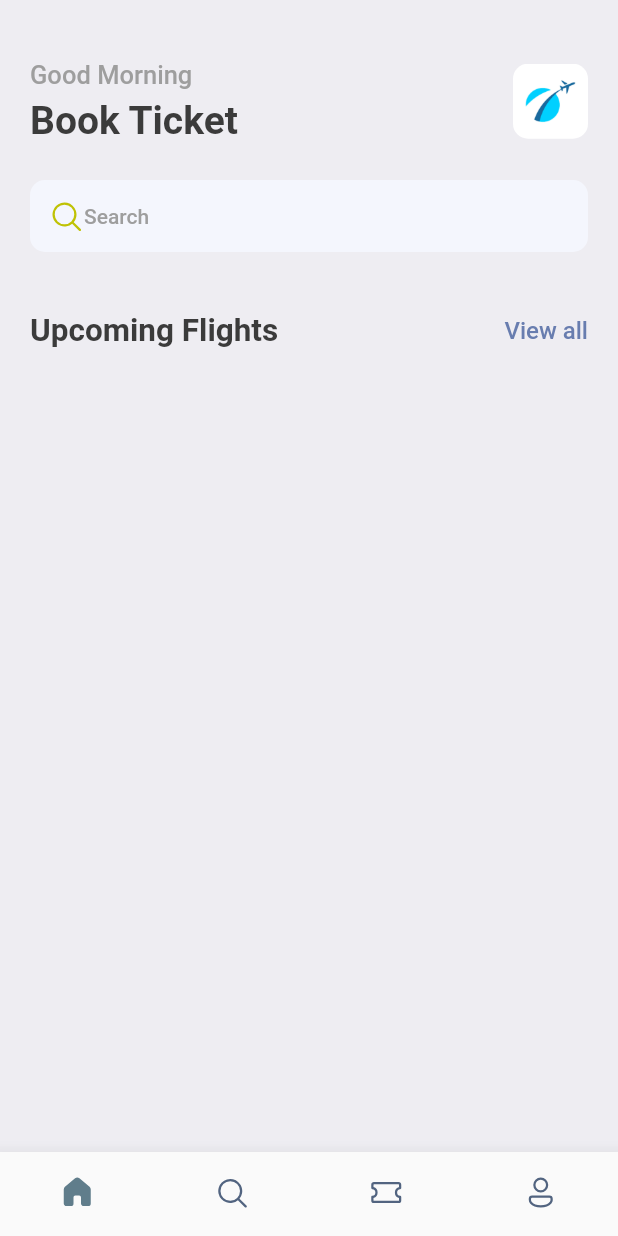
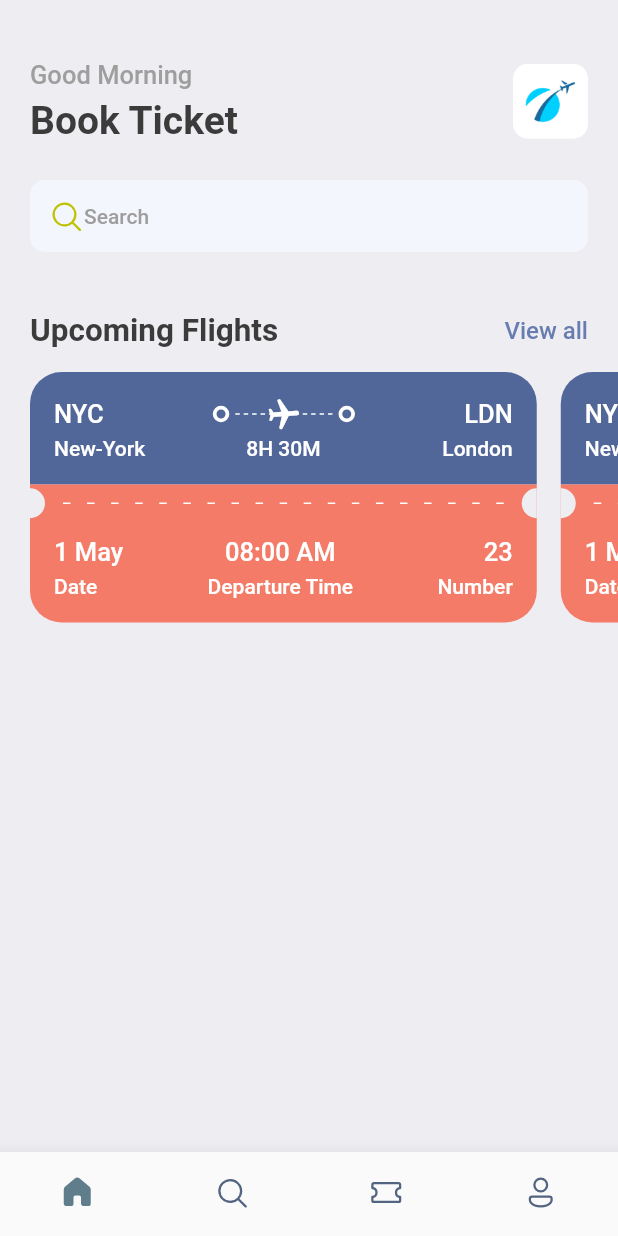
Before and after one commit to nerdychamp/fltr-ticket-booking-app, a Flutter app: the screen it shows after launch, on a phone screen of 412 x 824 dp. Run offline on Flutter 3.47's test engine with Material 2 defaults, Android fonts, the phone set to English and light mode, and no system bars; our stand-ins replace fluentui_icons, gap.

Commit message:
feat: home-screen part-2/3 (ticket section)

```diff
--- a/lib/screens/home_screen.dart
+++ b/lib/screens/home_screen.dart
@@ -1,3 +1,4 @@
+import 'package:book_tickets/screens/ticket_view.dart';
 import 'package:book_tickets/utils/app_style.dart';
 import 'package:fluentui_icons/fluentui_icons.dart';
 import 'package:flutter/material.dart';
@@ -12,11 +13,17 @@ class HomeScreen extends StatelessWidget {
       backgroundColor: Styles.bgColor,
       body: ListView(
         children: [
+          /*
+            Heading and search bar
+           */
           Padding(
             padding: const EdgeInsets.symmetric(horizontal: 20),
             child: Column(
               children: [
                 const Gap(40),
+                /*
+                  heading
+                 */
                 Row(
                   children: [
                     Column(
@@ -46,6 +53,9 @@ class HomeScreen extends StatelessWidget {
                   ],
                 ),
                 const Gap(25),
+                /*
+                  search bar
+                 */
                 Container(
                   padding: const EdgeInsets.symmetric(
                     horizontal: 12,
@@ -68,8 +78,21 @@ class HomeScreen extends StatelessWidget {
                     ],
                   ),
                 ),
-                const Gap(40),
-                Row(
+              ],
+            ),
+          ),
+          const Gap(40),
+          /*
+            ticket view
+           */
+          Column(
+            children: [
+              /*
+                upcoming tickets
+               */
+              Padding(
+                padding: const EdgeInsets.symmetric(horizontal: 20),
+                child: Row(
                   mainAxisAlignment: MainAxisAlignment.spaceBetween,
                   children: [
                     Text(
@@ -86,11 +109,25 @@ class HomeScreen extends StatelessWidget {
                           color: primaryColor,
                         ),
                       ),
-                    )
+                    ),
                   ],
                 ),
-              ],
-            ),
+              ),
+              const Gap(15),
+              /*
+                tickets
+               */
+              SingleChildScrollView(
+                padding: const EdgeInsets.only(left: 20),
+                scrollDirection: Axis.horizontal,
+                child: Row(
+                  children: const [
+                    TicketView(),
+                    TicketView(),
+                  ],
+                ),
+              )
+            ],
           )
         ],
       ),
--- /dev/null
+++ b/lib/screens/ticket_view.dart
@@ -0,0 +1,241 @@
+import 'package:book_tickets/utils/app_layout.dart';
+import 'package:book_tickets/utils/app_style.dart';
+import 'package:book_tickets/widgets/thick_ring.dart';
+import 'package:flutter/material.dart';
+import 'package:gap/gap.dart';
+
+class TicketView extends StatelessWidget {
+  const TicketView({super.key});
+
+  @override
+  Widget build(BuildContext context) {
+    final Size size = AppLayout.getSize(context);
+    final TextStyle headline3White =
+        Styles.headlineStyle3.copyWith(color: Colors.white);
+    final TextStyle headline4White =
+        Styles.headlineStyle4.copyWith(color: Colors.white);
+
+    /*
+      ticket or card
+     */
+    return Container(
+      // we can use Container widget as well instead of SizedBox
+      margin: const EdgeInsets.only(right: 16),
+      width: size.width * 0.82,
+      height: 200,
+      child: Column(
+        children: [
+          /*
+            blue container
+           */
+          Container(
+            padding: const EdgeInsets.all(16),
+            decoration: BoxDecoration(
+              color: Styles.blueColor,
+              borderRadius: const BorderRadius.only(
+                topLeft: Radius.circular(21),
+                topRight: Radius.circular(21),
+              ),
+            ),
+            child: Column(
+              children: [
+                Row(
+                  // mainAxisAlignment: MainAxisAlignment.spaceBetween,
+                  children: [
+                    Text("NYC",
+                        style: Styles.headlineStyle3
+                            .copyWith(color: Colors.white)),
+                    const Spacer(),
+                    const ThickRing(),
+                    Expanded(
+                      child: Stack(
+                        children: [
+                          SizedBox(
+                            height: 24,
+                            child: LayoutBuilder(
+                              builder: (BuildContext context,
+                                  BoxConstraints constraints) {
+                                final int dots =
+                                    (constraints.constrainWidth() / 6).floor();
+                                return Padding(
+                                  padding: const EdgeInsets.symmetric(
+                                      horizontal: 4.0),
+                                  child: Flex(
+                                    direction: Axis.horizontal,
+                                    mainAxisAlignment:
+                                        MainAxisAlignment.spaceBetween,
+                                    mainAxisSize: MainAxisSize.max,
+                                    children: List.generate(
+                                      dots,
+                                      (index) => const SizedBox(
+                                        width: 3,
+                                        height: 1,
+                                        child: DecoratedBox(
+                                            decoration: BoxDecoration(
+                                                color: Colors.white)),
+                                      ),
+                                    ),
+                                  ),
+                                );
+                              },
+                            ),
+                          ),
+                          Center(
+                            child: Transform.rotate(
+                              angle: 1.5,
+                              child: const Icon(
+                                Icons.local_airport_rounded,
+                                color: Colors.white,
+                              ),
+                            ),
+                          ),
+                        ],
+                      ),
+                    ),
+                    const ThickRing(),
+                    const Spacer(),
+                    Text("LDN",
+                        style: Styles.headlineStyle3
+                            .copyWith(color: Colors.white)),
+                  ],
+                ),
+                const Gap(3),
+                Row(
+                  mainAxisAlignment: MainAxisAlignment.spaceBetween,
+                  children: [
+                    SizedBox(
+                      width: 100,
+                      child: Text(
+                        'New-York',
+                        style:
+                            Styles.headlineStyle4.copyWith(color: Colors.white),
+                      ),
+                    ),
+                    Text(
+                      '8H 30M',
+                      style:
+                          Styles.headlineStyle4.copyWith(color: Colors.white),
+                    ),
+                    SizedBox(
+                      width: 100,
+                      child: Text(
+                        'London',
+                        textAlign: TextAlign.end,
+                        style:
+                            Styles.headlineStyle4.copyWith(color: Colors.white),
+                      ),
+                    ),
+                  ],
+                ),
+              ],
+            ),
+          ),
+          /*
+            middle section
+           */
+          Container(
+            color: Styles.orangeColor,
+            child: Row(
+              children: [
+                SizedBox(
+                  width: 10,
+                  height: 20,
+                  child: DecoratedBox(
+                    decoration: BoxDecoration(
+                      color: Styles.bgColor,
+                      borderRadius: const BorderRadius.only(
+                        topRight: Radius.circular(10),
+                        bottomRight: Radius.circular(10),
+                      ),
+                    ),
+                  ),
+                ),
+                Expanded(
+                  child: Padding(
+                    padding: const EdgeInsets.all(12.0),
+                    child: LayoutBuilder(
+                      builder:
+                          (BuildContext context, BoxConstraints constraints) {
+                        final int dash =
+                            (constraints.constrainWidth() / 15).floor();
+                        return Flex(
+                          direction: Axis.horizontal,
+                          mainAxisAlignment: MainAxisAlignment.spaceBetween,
+                          mainAxisSize: MainAxisSize.max,
+                          children: List.generate(
+                            dash,
+                            (index) => const SizedBox(
+                              width: 5,
+                              height: 1,
+                              child: DecoratedBox(
+                                decoration: BoxDecoration(color: Colors.white),
+                              ),
+                            ),
+                          ),
+                        );
+                      },
+                    ),
+                  ),
+                ),
+                SizedBox(
+                  width: 10,
+                  height: 20,
+                  child: DecoratedBox(
+                    decoration: BoxDecoration(
+                      color: Styles.bgColor,
+                      borderRadius: const BorderRadius.only(
+                        topLeft: Radius.circular(10),
+                        bottomLeft: Radius.circular(10),
+                      ),
+                    ),
+                  ),
+                ),
+              ],
+            ),
+          ),
+          /*
+            orange container
+           */
+          Container(
+            padding: const EdgeInsets.fromLTRB(16, 10, 16, 16),
+            decoration: BoxDecoration(
+              color: Styles.orangeColor,
+              borderRadius: const BorderRadius.only(
+                bottomLeft: Radius.circular(21),
+                bottomRight: Radius.circular(21),
+              ),
+            ),
+            child: Row(
+              mainAxisAlignment: MainAxisAlignment.spaceBetween,
+              children: [
+                Column(
+                  crossAxisAlignment: CrossAxisAlignment.start,
+                  children: [
+                    Text("1 May", style: headline3White),
+                    const Gap(5),
+                    Text('Date', style: headline4White),
+                  ],
+                ),
+                Column(
+                  children: [
+                    Text('08:00 AM', style: headline3White),
+                    const Gap(5),
+                    Text('Departure Time', style: headline4White),
+                  ],
+                ),
+                Column(
+                  crossAxisAlignment: CrossAxisAlignment.end,
+                  children: [
+                    Text('23', style: headline3White),
+                    const Gap(5),
+                    Text('Number', style: headline4White),
+                  ],
+                ),
+              ],
+            ),
+          ),
+        ],
+      ),
+    );
+  }
+}
--- /dev/null
+++ b/lib/utils/app_layout.dart
@@ -0,0 +1,7 @@
+import 'package:flutter/material.dart';
+
+class AppLayout {
+  static Size getSize(BuildContext context) {
+    return MediaQuery.of(context).size;
+  }
+}
--- a/lib/utils/app_style.dart
+++ b/lib/utils/app_style.dart
@@ -6,7 +6,8 @@ class Styles {
   static Color primaryColor = primaryColor;
   static Color textColor = const Color(0xFF3b3b3b);
   static Color bgColor = const Color(0xFFeeedf2);
-  static Color orangeColor = const Color(0xFF526799);
+  static Color blueColor = const Color(0xFF526799);
+  static Color orangeColor = const Color(0xFFF37B67);
   static TextStyle textStyle =
       TextStyle(fontSize: 16, color: textColor, fontWeight: FontWeight.w500);
   static TextStyle headlineStyle1 =
--- /dev/null
+++ b/lib/widgets/thick_ring.dart
@@ -0,0 +1,16 @@
+import 'package:flutter/material.dart';
+
+class ThickRing extends StatelessWidget {
+  const ThickRing({super.key});
+
+  @override
+  Widget build(BuildContext context) {
+    return Container(
+      padding: const EdgeInsets.all(3.0),
+      decoration: BoxDecoration(
+        borderRadius: BorderRadius.circular(20),
+        border: Border.all(width: 2.5, color: Colors.white),
+      ),
+    );
+  }
+}
```
